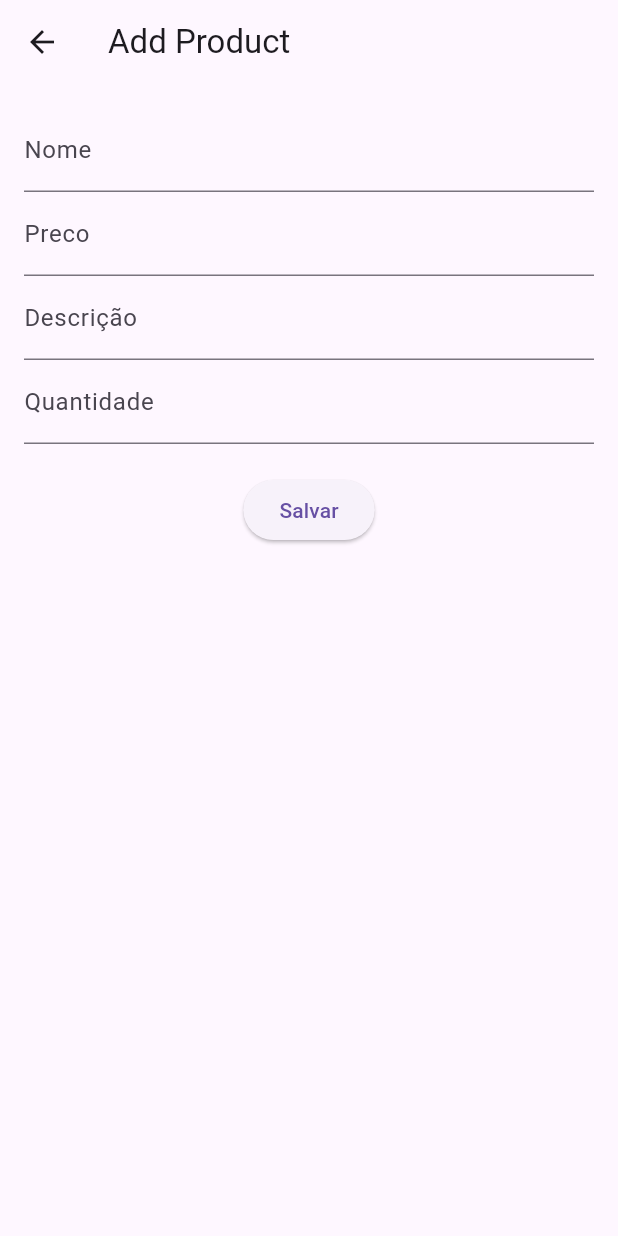
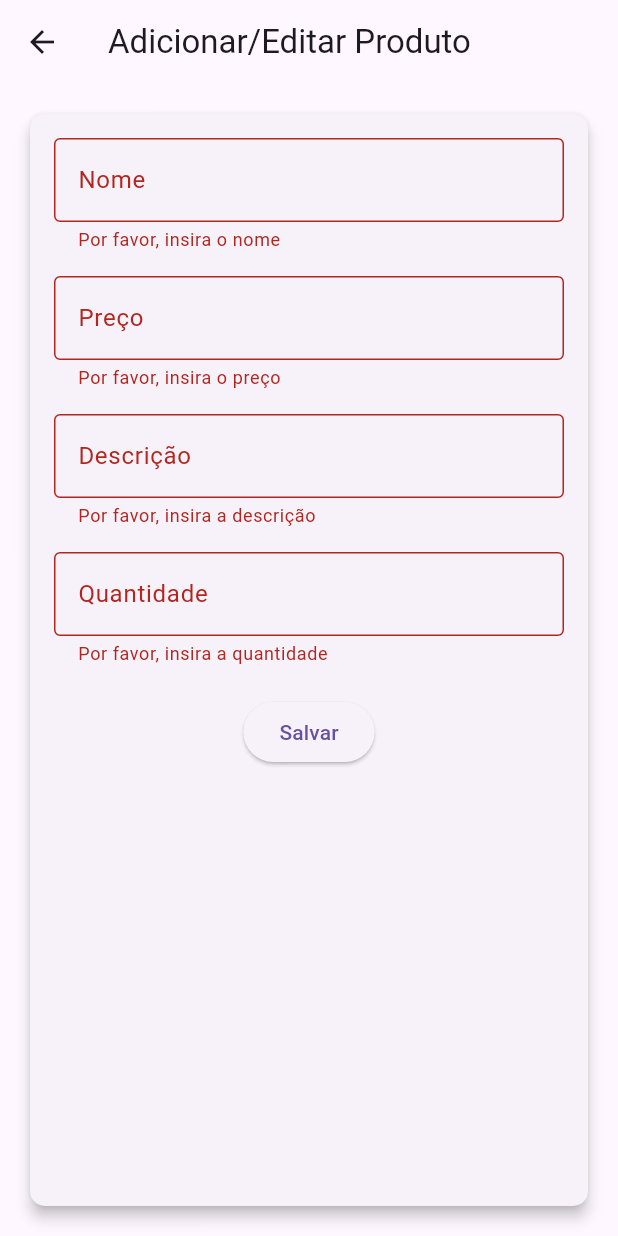
Before and after one commit to dasilvabonfim/produto-front, a Flutter app: the ProductFormScreen screen opened directly, after a tap on "Salvar", on a phone screen of 412 x 824 dp. Run offline on Flutter 3.47's test engine with Material 3 defaults, Android fonts, the phone set to English and light mode, and no system bars; network calls fail.

Commit message:
feat(view-screen): product list now allow to edit a product

```diff
--- a/lib/Widgets/productslist.dart
+++ b/lib/Widgets/productslist.dart
@@ -27,47 +27,75 @@ class _ProductsListState extends State<ProductsList> {
 
   Future<void> deleteProduct(int id) async {
     await http.delete(Uri.parse('http://localhost:3000/products/$id'));
-    fetchProducts(); // Refresh the list after deletion
+    fetchProducts();
   }
 
   @override
   Widget build(BuildContext context) {
     return Scaffold(
       appBar: AppBar(
+        title: const Text('Lista de Produtos'),
         actions: [
           IconButton(
             icon: const Icon(Icons.add),
             onPressed: () async {
               await Navigator.push(
                 context,
-                MaterialPageRoute(builder: (context) => ProductFormScreen()),
+                MaterialPageRoute(builder: (context) => const ProductFormScreen()),
               );
-              fetchProducts(); // Refresh the list after adding a product
+              fetchProducts();
             },
           ),
         ],
       ),
-      body: ListView.builder(
+      body: Padding(
+        padding: const EdgeInsets.all(8.0),
+        child: ListView.builder(
           itemCount: products.length,
           itemBuilder: (context, index) {
             final product = products[index];
-          return ListTile(
-            title: Text(product.name),
-            subtitle: Text('\$${product.price}'),
+            return Card(
+              margin: const EdgeInsets.symmetric(vertical: 8.0),
+              elevation: 4.0,
+              shape: RoundedRectangleBorder(
+                borderRadius: BorderRadius.circular(10.0),
+              ),
+              child: ListTile(
+                title: Text(product.name, style: const TextStyle(fontWeight: FontWeight.bold)),
+                subtitle: Text('R\$${product.price}', style: const TextStyle(color: Colors.green)),
                 onTap: () => Navigator.push(
                   context,
                   MaterialPageRoute(
                     builder: (context) => ProductDetailScreen(product: product),
                   ),
                 ),
-            trailing: IconButton(
-              icon: const Icon(Icons.delete),
+                trailing: Row(
+                  mainAxisSize: MainAxisSize.min,
+                  children: [
+                    IconButton(
+                      icon: const Icon(Icons.edit, color: Colors.blue),
+                      onPressed: () async {
+                        await Navigator.push(
+                          context,
+                          MaterialPageRoute(
+                            builder: (context) => ProductFormScreen(product: product),
+                          ),
+                        );
+                        fetchProducts();
+                      },
+                    ),
+                    IconButton(
+                      icon: const Icon(Icons.delete, color: Colors.red),
                       onPressed: () async {
                         await deleteProduct(product.id);
                       },
                     ),
+                  ],
+                ),
+              ),
             );
           },
+        ),
       ),
     );
   }
@@ -124,15 +152,55 @@ class ProductDetailScreen extends StatelessWidget {
       appBar: AppBar(title: Text(product.name)),
       body: Padding(
         padding: const EdgeInsets.all(16.0),
+        child: Card(
+          elevation: 4.0,
+          shape: RoundedRectangleBorder(
+            borderRadius: BorderRadius.circular(10.0),
+          ),
+          child: Padding(
+            padding: const EdgeInsets.all(16.0),
             child: Column(
               crossAxisAlignment: CrossAxisAlignment.start,
               children: [
-            Text('Nome: ${product.name}', style: const TextStyle(fontSize: 18)),
-            Text('Prece: \$${product.price}', style: const TextStyle(fontSize: 18)),
+                Text('Nome: ${product.name}', style: const TextStyle(fontSize: 18, fontWeight: FontWeight.bold)),
+                const SizedBox(height: 8),
+                Text('Preço: R\$${product.price}', style: const TextStyle(fontSize: 18, color: Colors.green)),
+                const SizedBox(height: 8),
                 Text('Descrição: ${product.description}', style: const TextStyle(fontSize: 18)),
-            Text('Quantdade: ${product.quantity}', style: const TextStyle(fontSize: 18)),
+                const SizedBox(height: 8),
+                Text('Quantidade: ${product.quantity}', style: const TextStyle(fontSize: 18)),
+                const SizedBox(height: 8),
                 Text('Data de criação: ${product.date.toLocal().toString().split(' ')[0]}', style: const TextStyle(fontSize: 18)),
+                const SizedBox(height: 16),
+                Row(
+                  mainAxisAlignment: MainAxisAlignment.end,
+                  children: [
+                    ElevatedButton.icon(
+                      icon: const Icon(Icons.edit),
+                      label: const Text('Editar'),
+                      onPressed: () async {
+                        await Navigator.push(
+                          context,
+                          MaterialPageRoute(
+                            builder: (context) => ProductFormScreen(product: product),
+                          ),
+                        );
+                      },
+                    ),
+                    const SizedBox(width: 8),
+                    ElevatedButton.icon(
+                      icon: const Icon(Icons.delete),
+                      label: const Text('Deletar'),
+                      onPressed: () async {
+                        await http.delete(Uri.parse('http://localhost:3000/products/${product.id}'));
+                        Navigator.pop(context);
+                      },
+                    ),
                   ],
+                ),
+              ],
+            ),
+          ),
         ),
       ),
     );
@@ -140,7 +208,9 @@ class ProductDetailScreen extends StatelessWidget {
 }
 
 class ProductFormScreen extends StatefulWidget {
-  const ProductFormScreen({Key? key}) : super(key: key);
+  final Product? product;
+
+  const ProductFormScreen({Key? key, this.product}) : super(key: key);
 
   @override
   _ProductFormScreenState createState() => _ProductFormScreenState();
@@ -153,30 +223,56 @@ class _ProductFormScreenState extends State<ProductFormScreen> {
   final TextEditingController descriptionController = TextEditingController();
   final TextEditingController quantityController = TextEditingController();
 
+  @override
+  void initState() {
+    super.initState();
+    if (widget.product != null) {
+      nameController.text = widget.product!.name;
+      priceController.text = widget.product!.price.toString();
+      descriptionController.text = widget.product!.description;
+      quantityController.text = widget.product!.quantity.toString();
+    }
+  }
+
   Future<void> saveProduct() async {
     final product = Product(
-      id: 0, // Assuming 0 or null ID for a new product
+      id: widget.product?.id ?? 0,
       name: nameController.text,
       price: double.parse(priceController.text),
       description: descriptionController.text,
-      date: DateTime.now(),
+      date: widget.product?.date ?? DateTime.now(),
       quantity: int.parse(quantityController.text),
     );
 
+    if (widget.product == null) {
       await http.post(
         Uri.parse('http://localhost:3000/products'),
         headers: {'Content-Type': 'application/json'},
         body: jsonEncode(product.toJson()),
       );
+    } else {
+      await http.put(
+        Uri.parse('http://localhost:3000/products/${product.id}'),
+        headers: {'Content-Type': 'application/json'},
+        body: jsonEncode(product.toJson()),
+      );
+    }
 
-    Navigator.pop(context); // Go back after saving
+    Navigator.pop(context);
   }
 
   @override
   Widget build(BuildContext context) {
     return Scaffold(
-      appBar: AppBar(title: const Text('Add Product')),
+      appBar: AppBar(title: const Text('Adicionar/Editar Produto')),
       body: Padding(
+        padding: const EdgeInsets.all(16.0),
+        child: Card(
+          elevation: 4.0,
+          shape: RoundedRectangleBorder(
+            borderRadius: BorderRadius.circular(10.0),
+          ),
+          child: Padding(
             padding: const EdgeInsets.all(16.0),
             child: Form(
               key: _formKey,
@@ -184,31 +280,76 @@ class _ProductFormScreenState extends State<ProductFormScreen> {
                 children: [
                   TextFormField(
                     controller: nameController,
-                decoration: const InputDecoration(labelText: 'Nome'),
+                    decoration: const InputDecoration(
+                      labelText: 'Nome',
+                      border: OutlineInputBorder(),
                     ),
+                    validator: (value) {
+                      if (value == null || value.isEmpty) {
+                        return 'Por favor, insira o nome';
+                      }
+                      return null;
+                    },
+                  ),
+                  const SizedBox(height: 16),
                   TextFormField(
                     controller: priceController,
-                decoration: const InputDecoration(labelText: 'Preco'),
+                    decoration: const InputDecoration(
+                      labelText: 'Preço',
+                      border: OutlineInputBorder(),
+                    ),
                     keyboardType: TextInputType.number,
+                    validator: (value) {
+                      if (value == null || value.isEmpty) {
+                        return 'Por favor, insira o preço';
+                      }
+                      return null;
+                    },
                   ),
+                  const SizedBox(height: 16),
                   TextFormField(
                     controller: descriptionController,
-                decoration: const InputDecoration(labelText: 'Descrição'),
+                    decoration: const InputDecoration(
+                      labelText: 'Descrição',
+                      border: OutlineInputBorder(),
                     ),
+                    validator: (value) {
+                      if (value == null || value.isEmpty) {
+                        return 'Por favor, insira a descrição';
+                      }
+                      return null;
+                    },
+                  ),
+                  const SizedBox(height: 16),
                   TextFormField(
                     controller: quantityController,
-                decoration: const InputDecoration(labelText: 'Quantidade'),
+                    decoration: const InputDecoration(
+                      labelText: 'Quantidade',
+                      border: OutlineInputBorder(),
+                    ),
                     keyboardType: TextInputType.number,
+                    validator: (value) {
+                      if (value == null || value.isEmpty) {
+                        return 'Por favor, insira a quantidade';
+                      }
+                      return null;
+                    },
                   ),
                   const SizedBox(height: 20),
                   ElevatedButton(
-                onPressed: saveProduct,
+                    onPressed: () {
+                      if (_formKey.currentState!.validate()) {
+                        saveProduct();
+                      }
+                    },
                     child: const Text('Salvar'),
                   ),
                 ],
               ),
             ),
           ),
+        ),
+      ),
     );
   }
 }
--- a/lib/main.dart
+++ b/lib/main.dart
@@ -17,7 +17,6 @@ class MyApp extends StatelessWidget {
       ),
       home: Scaffold(
         appBar: AppBar(
-          title: const Text('Lista de produtos'),
         ),
         body: const ProductsList(), // Usar o componente ProductsList
       ),
```
Lines whose indentation alone changed are shown as unchanged.
